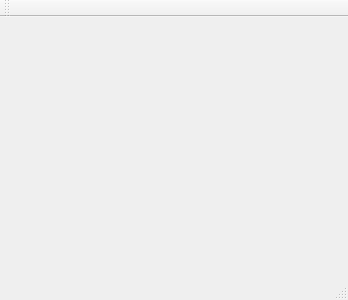
Qt form client/tcpclient.ui (shenjian-network/ChatRoom) before a commit.
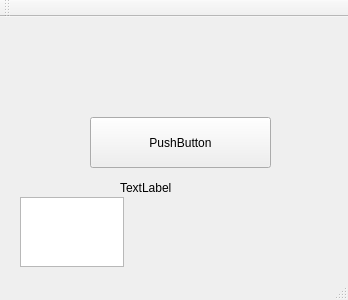
The same form after that commit.

Patch:
```diff
--- a/client/tcpclient.ui
+++ b/client/tcpclient.ui
@@ -13,7 +13,47 @@
   <property name="windowTitle">
    <string>TcpClient</string>
   </property>
-  <widget class="QWidget" name="centralWidget"/>
+  <widget class="QWidget" name="centralWidget">
+   <widget class="QLabel" name="label">
+    <property name="enabled">
+     <bool>true</bool>
+    </property>
+    <property name="geometry">
+     <rect>
+      <x>120</x>
+      <y>140</y>
+      <width>61</width>
+      <height>61</height>
+     </rect>
+    </property>
+    <property name="text">
+     <string>TextLabel</string>
+    </property>
+   </widget>
+   <widget class="QPushButton" name="pushButton">
+    <property name="geometry">
+     <rect>
+      <x>90</x>
+      <y>100</y>
+      <width>181</width>
+      <height>51</height>
+     </rect>
+    </property>
+    <property name="text">
+     <string>PushButton</string>
+    </property>
+   </widget>
+   <widget class="QPlainTextEdit" name="plainTextEdit">
+    <property name="geometry">
+     <rect>
+      <x>20</x>
+      <y>180</y>
+      <width>104</width>
+      <height>70</height>
+     </rect>
+    </property>
+   </widget>
+  </widget>
   <widget class="QMenuBar" name="menuBar">
    <property name="geometry">
     <rect>
```
